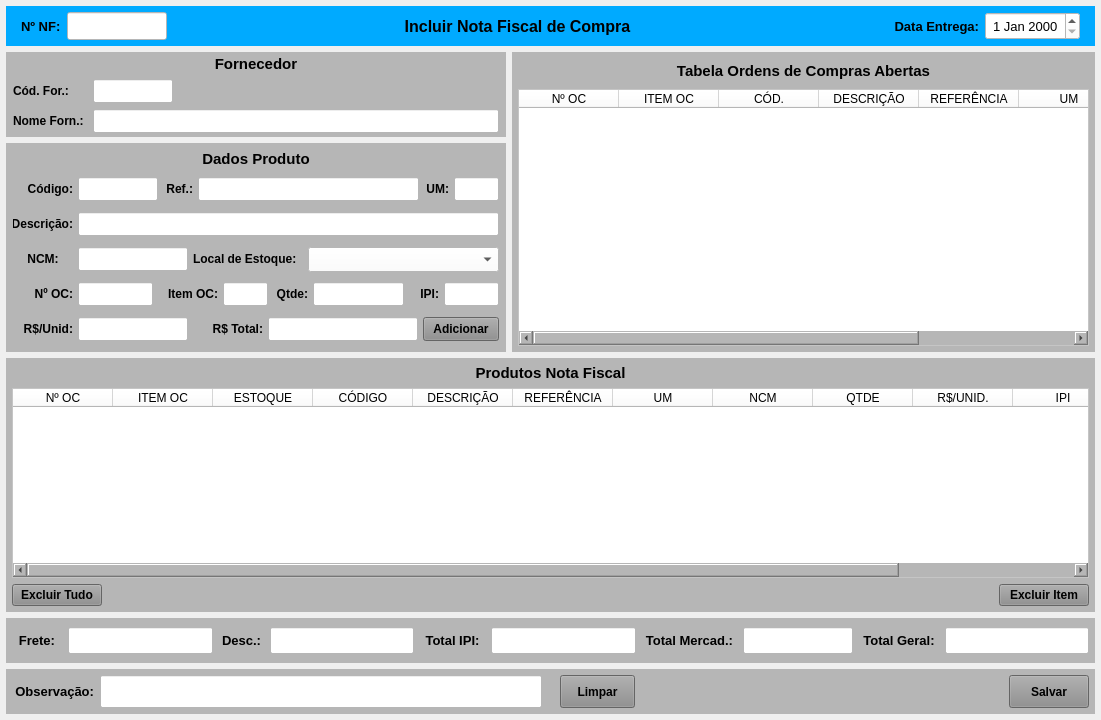
Azevedo84/erp_suzuki, file forms/tela_nf_compra_incluir.ui: the form before one commit.
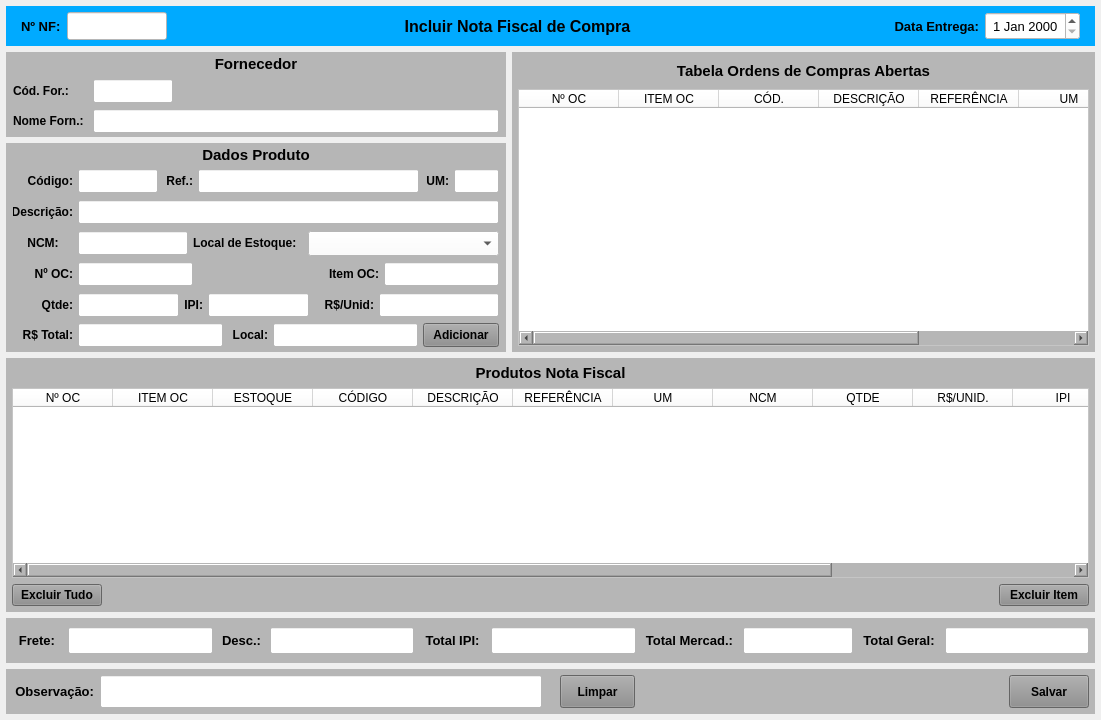
The form after the commit.

```diff
--- a/forms/tela_nf_compra_incluir.ui
+++ b/forms/tela_nf_compra_incluir.ui
@@ -1167,7 +1167,7 @@
                   </property>
                   <property name="maximumSize">
                    <size>
-                    <width>75</width>
+                    <width>16777215</width>
                     <height>16777215</height>
                    </size>
                   </property>
@@ -1187,6 +1187,13 @@
                   </property>
                  </widget>
                 </item>
+                <item>
+                 <widget class="QLabel" name="label">
+                  <property name="text">
+                   <string/>
+                  </property>
+                 </widget>
+                </item>
                 <item>
                  <widget class="QLabel" name="label_26">
                   <property name="minimumSize">
@@ -1226,13 +1233,13 @@
                   </property>
                   <property name="minimumSize">
                    <size>
-                    <width>45</width>
+                    <width>50</width>
                     <height>0</height>
                    </size>
                   </property>
                   <property name="maximumSize">
                    <size>
-                    <width>45</width>
+                    <width>16777215</width>
                     <height>16777215</height>
                    </size>
                   </property>
@@ -1249,17 +1256,53 @@
                   </property>
                  </widget>
                 </item>
+               </layout>
+              </widget>
+             </item>
+             <item>
+              <widget class="QWidget" name="widget_31" native="true">
+               <property name="minimumSize">
+                <size>
+                 <width>0</width>
+                 <height>30</height>
+                </size>
+               </property>
+               <property name="maximumSize">
+                <size>
+                 <width>16777215</width>
+                 <height>30</height>
+                </size>
+               </property>
+               <property name="styleSheet">
+                <string notr="true"/>
+               </property>
+               <layout class="QHBoxLayout" name="horizontalLayout_29">
+                <property name="spacing">
+                 <number>5</number>
+                </property>
+                <property name="leftMargin">
+                 <number>5</number>
+                </property>
+                <property name="topMargin">
+                 <number>3</number>
+                </property>
+                <property name="rightMargin">
+                 <number>5</number>
+                </property>
+                <property name="bottomMargin">
+                 <number>3</number>
+                </property>
                 <item>
                  <widget class="QLabel" name="label_41">
                   <property name="minimumSize">
                    <size>
-                    <width>35</width>
+                    <width>60</width>
                     <height>0</height>
                    </size>
                   </property>
                   <property name="maximumSize">
                    <size>
-                    <width>35</width>
+                    <width>60</width>
                     <height>16777215</height>
                    </size>
                   </property>
@@ -1330,13 +1373,13 @@
                  <widget class="QLabel" name="label_65">
                   <property name="minimumSize">
                    <size>
-                    <width>30</width>
+                    <width>0</width>
                     <height>0</height>
                    </size>
                   </property>
                   <property name="maximumSize">
                    <size>
-                    <width>30</width>
+                    <width>40</width>
                     <height>16777215</height>
                    </size>
                   </property>
@@ -1371,7 +1414,7 @@
                   </property>
                   <property name="maximumSize">
                    <size>
-                    <width>55</width>
+                    <width>16777215</width>
                     <height>16777215</height>
                    </size>
                   </property>
@@ -1383,42 +1426,6 @@
                   </property>
                  </widget>
                 </item>
-               </layout>
-              </widget>
-             </item>
-             <item>
-              <widget class="QWidget" name="widget_31" native="true">
-               <property name="minimumSize">
-                <size>
-                 <width>0</width>
-                 <height>30</height>
-                </size>
-               </property>
-               <property name="maximumSize">
-                <size>
-                 <width>16777215</width>
-                 <height>30</height>
-                </size>
-               </property>
-               <property name="styleSheet">
-                <string notr="true"/>
-               </property>
-               <layout class="QHBoxLayout" name="horizontalLayout_29">
-                <property name="spacing">
-                 <number>5</number>
-                </property>
-                <property name="leftMargin">
-                 <number>5</number>
-                </property>
-                <property name="topMargin">
-                 <number>3</number>
-                </property>
-                <property name="rightMargin">
-                 <number>5</number>
-                </property>
-                <property name="bottomMargin">
-                 <number>3</number>
-                </property>
                 <item>
                  <widget class="QLabel" name="label_42">
                   <property name="minimumSize">
@@ -1458,13 +1465,13 @@
                   </property>
                   <property name="minimumSize">
                    <size>
-                    <width>110</width>
+                    <width>120</width>
                     <height>0</height>
                    </size>
                   </property>
                   <property name="maximumSize">
                    <size>
-                    <width>110</width>
+                    <width>16777215</width>
                     <height>16777215</height>
                    </size>
                   </property>
@@ -1499,17 +1506,53 @@
                   </property>
                  </widget>
                 </item>
+               </layout>
+              </widget>
+             </item>
+             <item>
+              <widget class="QWidget" name="widget_32" native="true">
+               <property name="minimumSize">
+                <size>
+                 <width>0</width>
+                 <height>30</height>
+                </size>
+               </property>
+               <property name="maximumSize">
+                <size>
+                 <width>16777215</width>
+                 <height>30</height>
+                </size>
+               </property>
+               <property name="styleSheet">
+                <string notr="true"/>
+               </property>
+               <layout class="QHBoxLayout" name="horizontalLayout_30">
+                <property name="spacing">
+                 <number>5</number>
+                </property>
+                <property name="leftMargin">
+                 <number>5</number>
+                </property>
+                <property name="topMargin">
+                 <number>3</number>
+                </property>
+                <property name="rightMargin">
+                 <number>5</number>
+                </property>
+                <property name="bottomMargin">
+                 <number>3</number>
+                </property>
                 <item>
                  <widget class="QLabel" name="label_66">
                   <property name="minimumSize">
                    <size>
-                    <width>70</width>
+                    <width>0</width>
                     <height>0</height>
                    </size>
                   </property>
                   <property name="maximumSize">
                    <size>
-                    <width>70</width>
+                    <width>60</width>
                     <height>16777215</height>
                    </size>
                   </property>
@@ -1561,6 +1604,86 @@
                   </property>
                  </widget>
                 </item>
+                <item>
+                 <widget class="QLabel" name="label_44">
+                  <property name="minimumSize">
+                   <size>
+                    <width>0</width>
+                    <height>0</height>
+                   </size>
+                  </property>
+                  <property name="maximumSize">
+                   <size>
+                    <width>40</width>
+                    <height>16777215</height>
+                   </size>
+                  </property>
+                  <property name="font">
+                   <font>
+                    <pointsize>9</pointsize>
+                    <weight>75</weight>
+                    <bold>true</bold>
+                   </font>
+                  </property>
+                  <property name="text">
+                   <string>Local:</string>
+                  </property>
+                  <property name="alignment">
+                   <set>Qt::AlignRight|Qt::AlignTrailing|Qt::AlignVCenter</set>
+                  </property>
+                 </widget>
+                </item>
+                <item>
+                 <widget class="QLineEdit" name="line_Local">
+                  <property name="sizePolicy">
+                   <sizepolicy hsizetype="Preferred" vsizetype="Preferred">
+                    <horstretch>0</horstretch>
+                    <verstretch>0</verstretch>
+                   </sizepolicy>
+                  </property>
+                  <property name="minimumSize">
+                   <size>
+                    <width>140</width>
+                    <height>0</height>
+                   </size>
+                  </property>
+                  <property name="maximumSize">
+                   <size>
+                    <width>16777215</width>
+                    <height>16777215</height>
+                   </size>
+                  </property>
+                  <property name="font">
+                   <font>
+                    <pointsize>9</pointsize>
+                   </font>
+                  </property>
+                  <property name="cursor">
+                   <cursorShape>IBeamCursor</cursorShape>
+                  </property>
+                  <property name="styleSheet">
+                   <string notr="true">background-color: rgb(255, 255, 255);</string>
+                  </property>
+                  <property name="inputMask">
+                   <string/>
+                  </property>
+                  <property name="text">
+                   <string/>
+                  </property>
+                  <property name="maxLength">
+                   <number>30</number>
+                  </property>
+                  <property name="frame">
+                   <bool>true</bool>
+                  </property>
+                  <property name="echoMode">
+                   <enum>QLineEdit::Normal</enum>
+                  </property>
+                  <property name="alignment">
+                   <set>Qt::AlignCenter</set>
+                  </property>
+                 </widget>
+                </item>
                 <item>
                  <widget class="QPushButton" name="btn_AdicionarProd">
                   <property name="sizePolicy">
@@ -1850,6 +1973,11 @@
            <string>R$</string>
           </property>
          </column>
+         <column>
+          <property name="text">
+           <string>LOCAL</string>
+          </property>
+         </column>
         </widget>
        </item>
        <item>
```
Left out of the diff: 5 changed lines with no effect on the pictures.
